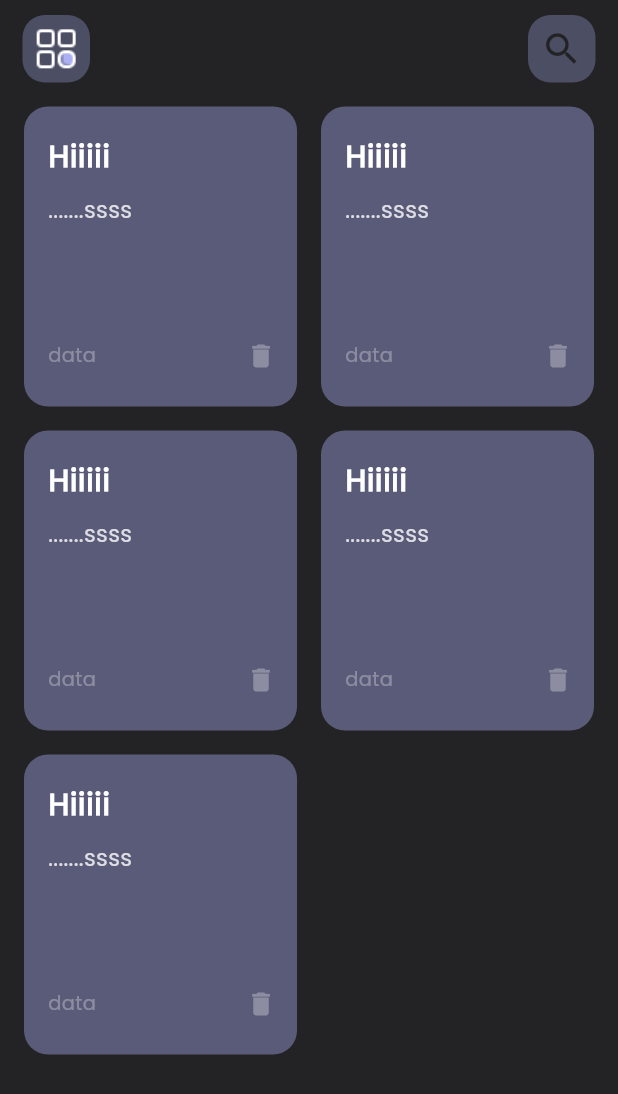
After one commit to AbrarSaud/NotesApp, a Flutter app: the screen it shows after launch, on a phone screen of 412 x 824 dp. The commit adds this screen. Shown: the top 1094 px of the screen. Run offline on Flutter 3.47's test engine with Material 3 defaults, Android fonts, the phone set to English and light mode, and no system bars.

Commit message:
clean code 🧹

```diff
--- /dev/null
+++ b/lib/views/notes_list_view.dart
@@ -0,0 +1,22 @@
+import 'package:flutter/material.dart';
+import 'package:flutter_staggered_grid_view/flutter_staggered_grid_view.dart';
+import 'package:notes_app/views/widgets/custom_note_item.dart';
+
+class NotesListView extends StatelessWidget {
+  const NotesListView({super.key});
+
+  @override
+  Widget build(BuildContext context) {
+    return Padding(
+      padding: const EdgeInsets.only(top: 8.0, right: 8.0, left: 8.0),
+      child: MasonryGridView.builder(
+        itemCount: 5,
+        gridDelegate: const SliverSimpleGridDelegateWithFixedCrossAxisCount(
+            crossAxisCount: 2),
+        itemBuilder: (BuildContext context, int index) {
+          return CustomNoteItem();
+        },
+      ),
+    );
+  }
+}
--- a/lib/views/notes_view.dart
+++ b/lib/views/notes_view.dart
@@ -1,6 +1,6 @@
 import 'package:flutter/material.dart';
 import 'package:notes_app/constants/colors.dart';
-import 'package:notes_app/views/widgets/notes_view_body.dart';
+import 'package:notes_app/views/notes_view_body.dart';
 
 class NotesView extends StatelessWidget {
   const NotesView({super.key});
--- a/lib/views/widgets/notes_view_body.dart
+++ b/lib/views/notes_view_body.dart
@@ -1,6 +1,6 @@
 import 'package:flutter/material.dart';
+import 'package:notes_app/views/notes_list_view.dart';
 import 'package:notes_app/views/widgets/custom_app_bar.dart';
-import 'package:notes_app/views/widgets/custom_note_item.dart';
 
 class NotesViewBody extends StatelessWidget {
   const NotesViewBody({super.key});
@@ -8,7 +8,12 @@ class NotesViewBody extends StatelessWidget {
   @override
   Widget build(BuildContext context) {
     return const Column(
-      children: [CustomAppBarr(), Expanded(child: CustomNoteItem())],
+      children: [
+        CustomAppBarr(),
+        Expanded(
+          child: NotesListView(),
+        ),
+      ],
     );
   }
 }
--- a/lib/views/widgets/custom_note_item.dart
+++ b/lib/views/widgets/custom_note_item.dart
@@ -2,23 +2,19 @@ import 'package:flutter/material.dart';
 import 'package:flutter_staggered_grid_view/flutter_staggered_grid_view.dart';
 import 'package:notes_app/constants/colors.dart';
 
+
 class CustomNoteItem extends StatelessWidget {
-  const CustomNoteItem({super.key});
+  const CustomNoteItem({
+    super.key,
+  });
 
   @override
   Widget build(BuildContext context) {
     return Padding(
-      padding: const EdgeInsets.only(top: 8.0, right: 8.0, left: 8.0),
-      child: MasonryGridView.builder(
-        itemCount: 5,
-        gridDelegate: const SliverSimpleGridDelegateWithFixedCrossAxisCount(
-            crossAxisCount: 2),
-        itemBuilder: (BuildContext context, int index) {
-          return Padding(
       padding: const EdgeInsets.all(8.0),
       child: Container(
         height: 200,
-              padding: EdgeInsets.only(top: 10, bottom: 10),
+        padding:const EdgeInsets.only(top: 10, bottom: 10),
         decoration: BoxDecoration(
           color: primary.withOpacity(0.4),
           borderRadius: BorderRadius.circular(16),
@@ -66,8 +62,5 @@ class CustomNoteItem extends StatelessWidget {
         ),
       ),
     );
-        },
-      ),
-    );
   }
 }
```
Lines whose indentation alone changed are shown as unchanged.
